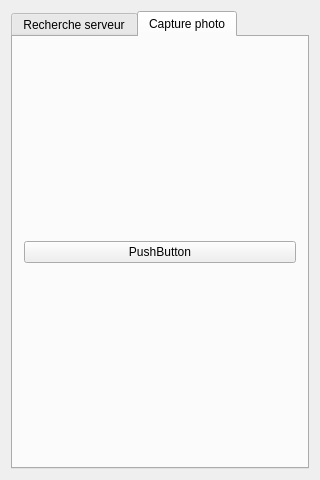
yoms/CamControl-AndroidClient, file mainwindow.ui: the form before one commit.
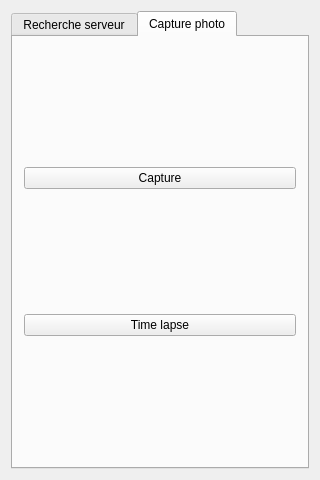
The form after the commit. The open tabs and pages were chosen to show the change.

Commit message: Add timelaps button and review architecture

The edit to the form file:
```diff
--- a/mainwindow.ui
+++ b/mainwindow.ui
@@ -45,7 +45,14 @@
         <item row="0" column="0">
          <widget class="QPushButton" name="_capturePushButton">
           <property name="text">
-           <string>PushButton</string>
+           <string>Capture</string>
+          </property>
+         </widget>
+        </item>
+        <item row="1" column="0">
+         <widget class="QPushButton" name="_timeLapsePushButton">
+          <property name="text">
+           <string>Time lapse</string>
           </property>
          </widget>
         </item>
```
The commit also changes 5 other files.
